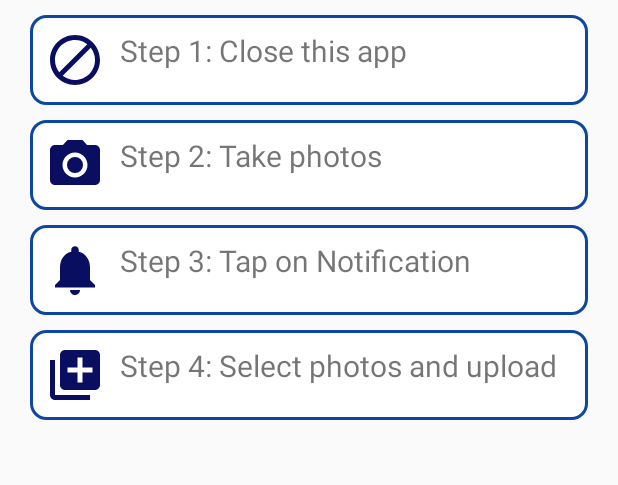
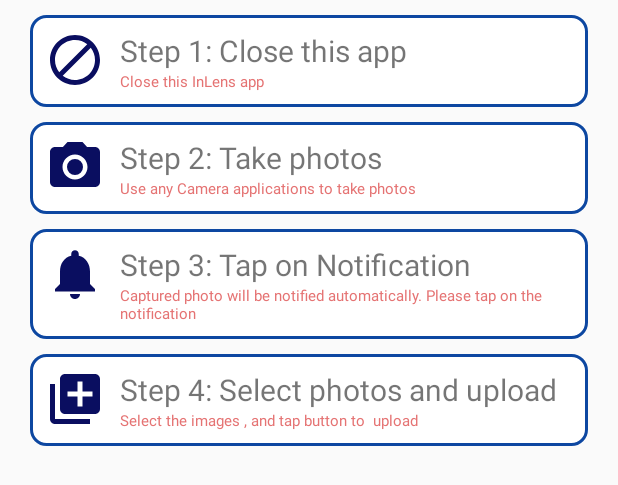
Before and after one commit to AthulKrishna14310/inlens_official, an Android app: the layout diaglogue_layout_inlens_gallery.xml on its own in the app's theme, with its tools: preview values and no code run, on a phone screen of 412 x 824 dp. Shown: the top 485 px of the screen. Run offline under Robolectric (Android 15) with nearby library versions, the phone set to English and light mode, and no system bars; Roboto replaces fonts that are not available here.

Commit message:
Last Ui updates

```diff
--- a/app/src/main/java/com/integrals/inlens/Activities/CreateCloudAlbum.java
+++ b/app/src/main/java/com/integrals/inlens/Activities/CreateCloudAlbum.java
@@ -143,7 +143,8 @@ public class CreateCloudAlbum extends AppCompatActivity {
                         dateSetListener,
                         year,month,day
                 );
-
+                 dialog.getDatePicker().setMinDate(System.currentTimeMillis() - 1000);
+                 dialog.getDatePicker().setMaxDate(System.currentTimeMillis() + 1000 * 60 * 60 * 24 * 4);
                 dialog.show();
             }
         });
--- a/app/src/main/java/com/integrals/inlens/Activities/InlensGalleryActivity.java
+++ b/app/src/main/java/com/integrals/inlens/Activities/InlensGalleryActivity.java
@@ -407,7 +407,7 @@ public class InlensGalleryActivity extends AppCompatActivity {
                     final View customLayout = getLayoutInflater().inflate(R.layout.diaglogue_layout_inlens_gallery, null);
 
 
-                    new AlertDialog.Builder(InlensGalleryActivity.this).setTitle("")
+                    new AlertDialog.Builder(InlensGalleryActivity.this).setTitle("How to upload")
                             .setMessage(" ")
                             .setPositiveButton("Ok, I understand", new DialogInterface.OnClickListener() {
                                 @Override
--- a/app/src/main/java/com/integrals/inlens/Activities/PhotoView.java
+++ b/app/src/main/java/com/integrals/inlens/Activities/PhotoView.java
@@ -121,6 +121,7 @@ public class PhotoView extends AppCompatActivity {
                 .into(imageView);
 
         photoViewAttacher = new PhotoViewAttacher(imageView);
+
     }
 
 
--- a/app/src/main/java/com/integrals/inlens/MainActivity.java
+++ b/app/src/main/java/com/integrals/inlens/MainActivity.java
@@ -618,14 +618,8 @@ public class MainActivity extends AppCompatActivity {
             imm.hideSoftInputFromWindow(MainSearchEdittext.getWindowToken(), 0);
         }
 
-        MainSearchView.clearAnimation();
-        MainSearchView.setAnimation(AnimationUtils.loadAnimation(MainActivity.this, R.anim.fade_out));
-        MainSearchView.getAnimation().start();
         MainSearchView.setVisibility(View.GONE);
 
-        MainActionbar.clearAnimation();
-        MainActionbar.setAnimation(AnimationUtils.loadAnimation(MainActivity.this, R.anim.fade_in));
-        MainActionbar.getAnimation().start();
         MainActionbar.setVisibility(View.VISIBLE);
 
 
--- a/app/src/main/res/layout/activity_main.xml
+++ b/app/src/main/res/layout/activity_main.xml
@@ -346,7 +346,7 @@
             android:layout_height="wrap_content"
             android:layout_centerInParent="true"
             android:indeterminate="true"
-            android:indeterminateTint="@color/white"
+            android:indeterminateTint="@color/colorAccent"
             android:progressTint="@color/colorAccent"
             android:visibility="invisible" />
 
--- a/app/src/main/res/layout/activity_photo_view.xml
+++ b/app/src/main/res/layout/activity_photo_view.xml
@@ -49,7 +49,7 @@
             android:layout_width="match_parent"
             android:layout_height="wrap_content"
             android:layout_centerInParent="true"
-            android:adjustViewBounds="true"
+            android:adjustViewBounds="false"
             android:scaleType="fitCenter" />
 
         <ProgressBar
--- a/app/src/main/res/layout/diaglogue_layout_inlens_gallery.xml
+++ b/app/src/main/res/layout/diaglogue_layout_inlens_gallery.xml
@@ -18,12 +18,23 @@
         android:id="@+id/bttx"
         android:background="@drawable/ic_block_black_24dp"></ImageButton>
     <TextView
+        android:id="@+id/txt1"
         android:layout_width="wrap_content"
         android:layout_height="wrap_content"
         android:textSize="20sp"
         android:layout_toRightOf="@+id/bttx"
         android:layout_marginLeft="10dp"
         android:text="Step 1: Close this app"
+        ></TextView>
+    <TextView
+        android:layout_width="wrap_content"
+        android:layout_height="wrap_content"
+        android:textSize="10sp"
+        android:layout_toRightOf="@+id/bttx"
+        android:layout_marginLeft="10dp"
+        android:layout_below="@id/txt1"
+        android:textColor="@color/red_300"
+        android:text="Close this InLens app"
         ></TextView>
 </RelativeLayout>
 
@@ -48,7 +59,19 @@
             android:layout_toRightOf="@+id/bttx1"
             android:layout_marginLeft="10dp"
             android:text="Step 2: Take photos "
+            android:id="@+id/txt2"
             ></TextView>
+        <TextView
+            android:layout_width="wrap_content"
+            android:layout_height="wrap_content"
+            android:textSize="10sp"
+            android:layout_toRightOf="@+id/bttx1"
+            android:layout_marginLeft="10dp"
+            android:layout_below="@id/txt2"
+            android:textColor="@color/red_300"
+            android:text="Use any Camera applications to take photos"
+            ></TextView>
+
     </RelativeLayout>
 
     <RelativeLayout
@@ -71,9 +94,21 @@
         android:textSize="20sp"
         android:layout_toRightOf="@+id/bttx3"
         android:layout_marginLeft="10dp"
+        android:id="@+id/txt3"
         android:text="Step 3: Tap on Notification"
         ></TextView>
-</RelativeLayout>
+        <TextView
+            android:layout_width="wrap_content"
+            android:layout_height="wrap_content"
+            android:textSize="10sp"
+            android:layout_toRightOf="@+id/bttx3"
+            android:layout_marginLeft="10dp"
+            android:layout_below="@id/txt3"
+            android:textColor="@color/red_300"
+            android:text="Captured photo will be notified automatically. Please tap on the notification"
+            ></TextView>
+
+    </RelativeLayout>
     <RelativeLayout
         android:layout_width="match_parent"
         android:layout_height="wrap_content"
@@ -91,10 +126,22 @@
             android:layout_width="wrap_content"
             android:layout_height="wrap_content"
             android:textSize="20sp"
+            android:id="@+id/txt4"
             android:layout_toRightOf="@+id/bttx2"
             android:layout_marginLeft="10dp"
             android:text="Step 4: Select photos and upload"
             ></TextView>
+        <TextView
+            android:layout_width="wrap_content"
+            android:layout_height="wrap_content"
+            android:textSize="10sp"
+            android:layout_toRightOf="@+id/bttx2"
+            android:layout_marginLeft="10dp"
+            android:layout_below="@id/txt4"
+            android:textColor="@color/red_300"
+            android:text="Select the images , and tap button to  upload"
+            ></TextView>
+
     </RelativeLayout>
 
 
```
